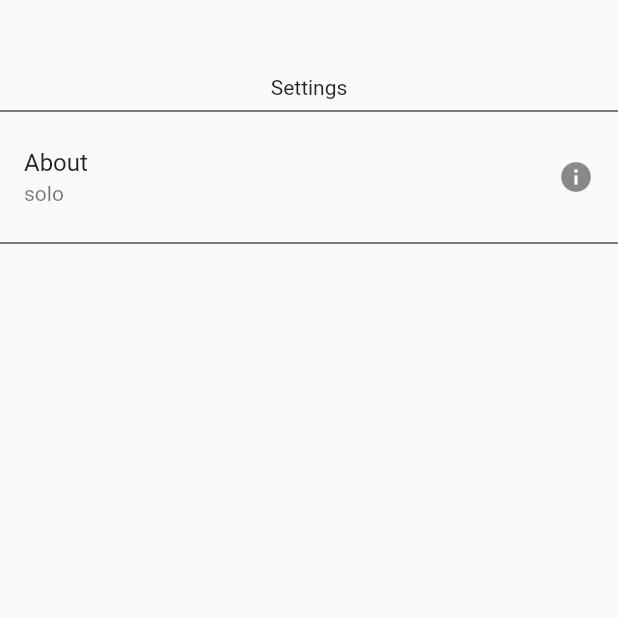
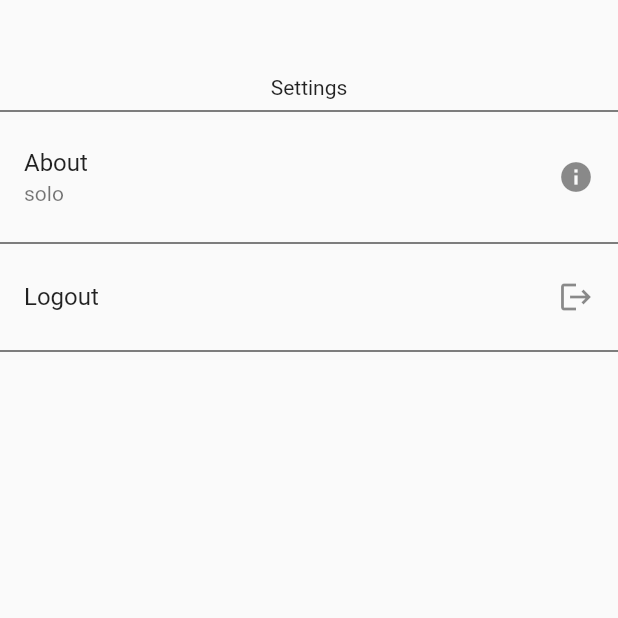
Before and after one commit to ikbarl123/Chainvape, a Flutter app: the SettingTabs screen opened directly, on a phone screen of 412 x 824 dp, the top half of it. Run offline on Flutter 3.47's test engine with Material 2 defaults, Android fonts, the phone set to English and light mode, and no system bars; our stand-ins replace bloc, bloc_concurrency, equatable, flutter_bloc, google_maps_flutter, location and 2 more; accounts and stored records are empty.

Commit message:
fix logout

```diff
--- a/lib/bloc/auth_event.dart
+++ b/lib/bloc/auth_event.dart
@@ -24,3 +24,12 @@ class LoginProcess extends AuthEvent{
    @override
   List<Object> get props => [email, password];
 }
+
+class RegisterProcess extends AuthEvent{
+  final String email;
+  final String password;
+  final String password_confirmation;
+   RegisterProcess({required this.email,required this.password,required this.password_confirmation});
+   @override
+  List<Object> get props => [email, password_confirmation];
+}
--- a/lib/view/tabs/setting.dart
+++ b/lib/view/tabs/setting.dart
@@ -8,10 +8,15 @@ class SettingTabs extends StatefulWidget {
 }
 
 class _SettingTabsState extends State<SettingTabs> {
+
+
   @override
   Widget build(BuildContext context) {
+        final authBloc = context.read<AuthBloc>();
+              void _logout(){
+  authBloc.add(LoggedOut());
+  }
     return Scaffold(
-
       body: Column(
           children: [
             SizedBox(height: 50,),
@@ -28,6 +33,13 @@ class _SettingTabsState extends State<SettingTabs> {
                   onTap: () {},
                 ),
                 Divider(color: Colors.black,),
+                ListTile(
+                  title: Text("Logout"),
+                  trailing: Icon(Icons.logout),
+                  onTap: _logout
+
+                ),
+                Divider(color: Colors.black,),
 
               ],
               ),
--- a/lib/view/tabs/tabs.dart
+++ b/lib/view/tabs/tabs.dart
@@ -1,5 +1,6 @@
 
 
+import 'package:chainvape/bloc/auth_bloc.dart';
 import 'package:chainvape/bloc/vapestore_bloc.dart';
 import 'package:chainvape/model/vapestore.dart';
 import 'package:chainvape/service/service.dart';
```
Also changed, not shown: lib/bloc/auth_bloc.dart (+18 -2 lines), lib/service/authservice.dart (+8 -0 lines).
